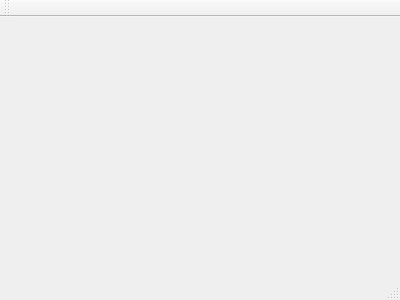
The window that mainwindow.ui (MasterOfDeath/Contacts-Qt) describes before a commit, drawn with Qt 5.
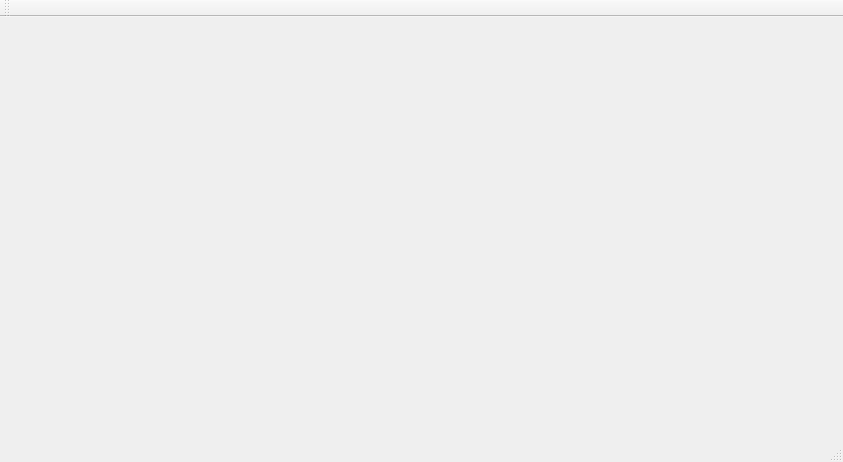
The same window after the commit.

```diff
--- a/mainwindow.ui
+++ b/mainwindow.ui
@@ -1,24 +1,60 @@
 <ui version="4.0">
  <class>MainWindow</class>
- <widget class="QMainWindow" name="MainWindow" >
-  <property name="geometry" >
+ <widget class="QMainWindow" name="MainWindow">
+  <property name="geometry">
    <rect>
     <x>0</x>
     <y>0</y>
-    <width>400</width>
-    <height>300</height>
+    <width>843</width>
+    <height>462</height>
    </rect>
   </property>
   <property name="windowTitle" >
    <string>MainWindow</string>
   </property>
-  <widget class="QMenuBar" name="menuBar" />
-  <widget class="QToolBar" name="mainToolBar" />
-  <widget class="QWidget" name="centralWidget" />
-  <widget class="QStatusBar" name="statusBar" />
+  <widget class="QWidget" name="centralWidget">
+   <property name="layoutDirection">
+    <enum>Qt::LeftToRight</enum>
+   </property>
+   <layout class="QHBoxLayout" name="horizontalLayout_2">
+    <property name="sizeConstraint">
+     <enum>QLayout::SetDefaultConstraint</enum>
+    </property>
+    <property name="leftMargin">
+     <number>5</number>
+    </property>
+    <property name="topMargin">
+     <number>5</number>
+    </property>
+    <property name="rightMargin">
+     <number>5</number>
+    </property>
+    <property name="bottomMargin">
+     <number>5</number>
+    </property>
+   </layout>
+  </widget>
+  <widget class="QMenuBar" name="menuBar">
+   <property name="geometry">
+    <rect>
+     <x>0</x>
+     <y>0</y>
+     <width>843</width>
+     <height>25</height>
+    </rect>
+   </property>
+  </widget>
+  <widget class="QToolBar" name="mainToolBar">
+   <attribute name="toolBarArea">
+    <enum>TopToolBarArea</enum>
+   </attribute>
+   <attribute name="toolBarBreak">
+    <bool>false</bool>
+   </attribute>
+  </widget>
+  <widget class="QStatusBar" name="statusBar"/>
  </widget>
- <layoutDefault spacing="6" margin="11" />
- <pixmapfunction></pixmapfunction>
+ <layoutdefault spacing="6" margin="11"/>
  <resources/>
  <connections/>
 </ui>
```
Left out of the diff: 3 changed lines with no effect on the pictures.
